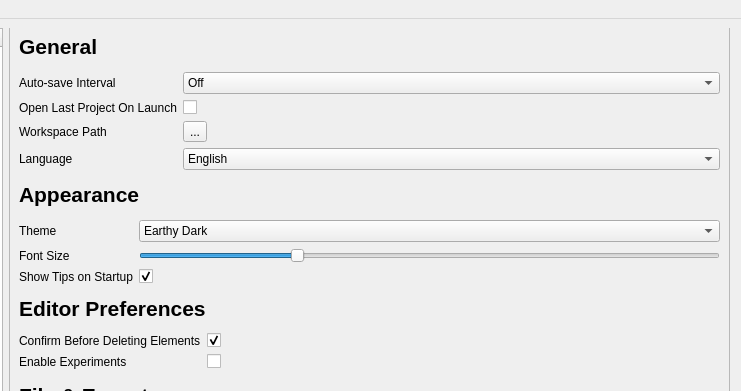
Above: lib/UIs/ui.ui from Faith-and-Code-Technologies/mDirt before the change; both pictures show x 262 to 1003 and y 0 to 391 of the 1003 by 737 pixel window. Below: the same form after it.
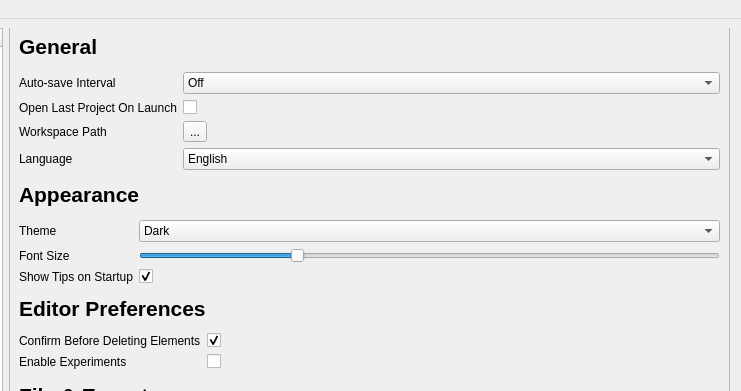
That is the form after the change. The open tabs and pages were chosen to show the change.

Diff of the .ui file:
```diff
--- a/lib/UIs/ui.ui
+++ b/lib/UIs/ui.ui
@@ -1805,7 +1805,7 @@
               </property>
               <item>
                <property name="text">
-                <string>Earthy Dark</string>
+                <string>Dark</string>
                </property>
               </item>
               <item>
```
Left out of the diff: 7 changed lines with no effect on the pictures.
